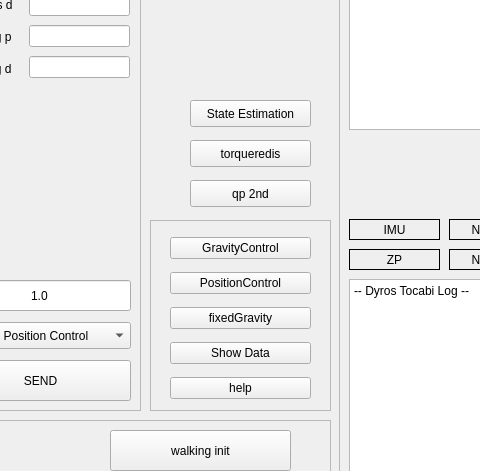
This is tocabi_gui/src/tocabi_gui.ui in saga0619/dyros_tocabi as Qt 5 draws it before an edit; both pictures show x 501 to 981 and y 171 to 642 of the 1280 by 800 pixel window. The edited form follows.
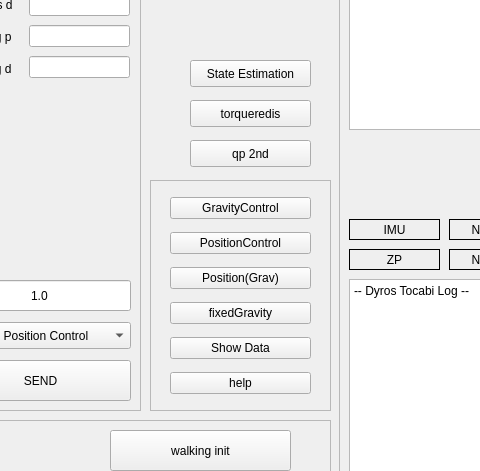
This is the edited form. The open tabs and pages were chosen to show the change.

Commit message: Position Gravity Mode

What changed in the file:
```diff
--- a/tocabi_gui/src/tocabi_gui.ui
+++ b/tocabi_gui/src/tocabi_gui.ui
@@ -1575,7 +1575,7 @@
      <property name="geometry">
       <rect>
        <x>690</x>
-       <y>210</y>
+       <y>170</y>
        <width>121</width>
        <height>27</height>
       </rect>
@@ -1588,9 +1588,9 @@
      <property name="geometry">
       <rect>
        <x>650</x>
-       <y>330</y>
+       <y>290</y>
        <width>181</width>
-       <height>191</height>
+       <height>231</height>
       </rect>
      </property>
      <property name="frameShape">
@@ -1605,7 +1605,7 @@
         <x>20</x>
         <y>10</y>
         <width>141</width>
-        <height>176</height>
+        <height>211</height>
        </rect>
       </property>
       <property name="windowTitle">
@@ -1626,6 +1626,13 @@
          </property>
         </widget>
        </item>
+       <item>
+        <widget class="QPushButton" name="task_button_5">
+         <property name="text">
+          <string>Position(Grav)</string>
+         </property>
+        </widget>
+       </item>
        <item>
         <widget class="QPushButton" name="contact_button_4">
          <property name="text">
@@ -1654,7 +1661,7 @@
      <property name="geometry">
       <rect>
        <x>690</x>
-       <y>250</y>
+       <y>210</y>
        <width>121</width>
        <height>27</height>
       </rect>
@@ -1667,7 +1674,7 @@
      <property name="geometry">
       <rect>
        <x>690</x>
-       <y>290</y>
+       <y>250</y>
        <width>121</width>
        <height>27</height>
       </rect>
```
Left out of the diff: 2 changed lines with no effect on the pictures. The commit also changes 12 other files.
